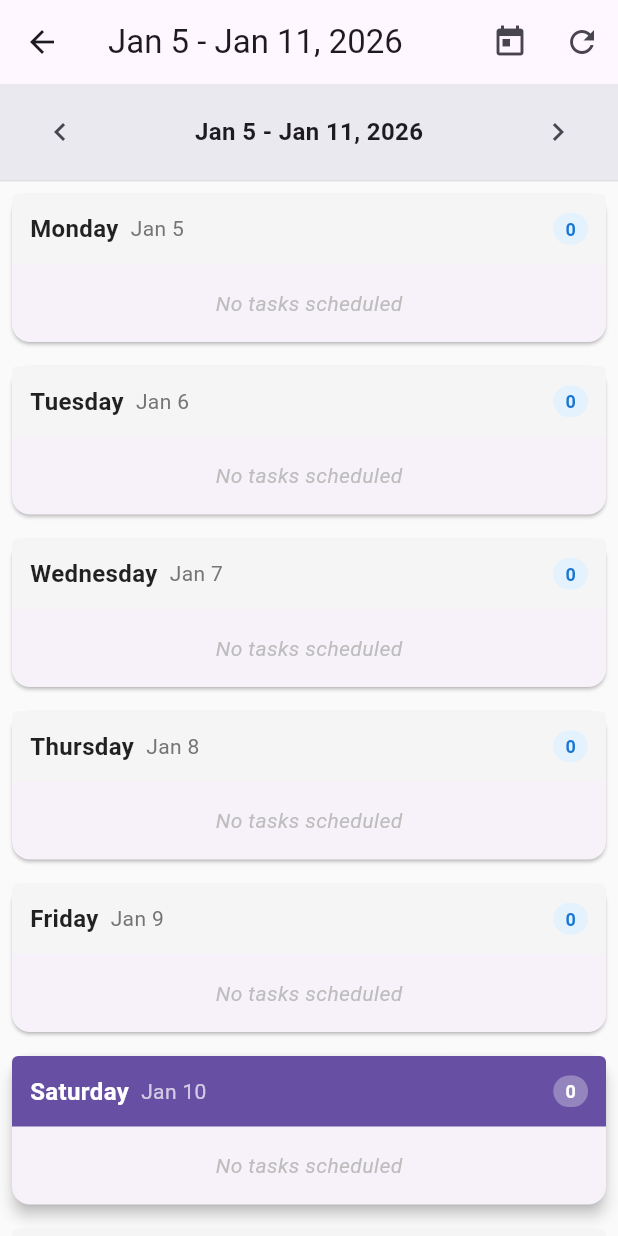
After one commit to 713zhao/aireminder, a Flutter app: the screen it shows after launch, after a tap on the "calendar view week" icon, on a phone screen of 412 x 824 dp. The commit adds this screen. Run offline on Flutter 3.47's test engine with Material 3 defaults, Android fonts, the phone set to English and light mode, and no system bars; our stand-ins replace cloud_firestore, firebase_auth, firebase_core, flutter_local_notifications, flutter_tts, google_mobile_ads and 5 more; missing offline and left inert: dart:html, dart:js_interop; accounts and stored records are empty; network calls fail.

Commit message:
Add weekly calendar view with smart color coding
- Created Outlook-style weekly view with 7-day layout
- Desktop: 7-column grid layout
- Mobile: Scrollable day cards
- Smart task filtering supports recurring tasks (daily, weekly, monthly)
- Color coding: grey for past days, time-based colors for today, blue for future
- Navigation button added to home screen AppBar

```diff
--- a/lib/screens/home.dart
+++ b/lib/screens/home.dart
@@ -8,6 +8,7 @@ import '../services/settings_service.dart';
 import '../services/gemini_service.dart';
 import 'tasks_list.dart';
 import 'settings.dart';
+import 'weekly_view.dart';
 import '../widgets/task_form.dart';
 import '../widgets/date_strip.dart';
 import '../widgets/ad_bar.dart';
@@ -538,8 +539,16 @@ class _HomeScreenState extends State<HomeScreen> {
           ),
           IconButton(
             icon: const Icon(Icons.list),
+            tooltip: 'All Tasks',
             onPressed: () {
               Navigator.of(context).push(MaterialPageRoute(builder: (_) => const TasksListScreen()));
+            },
+          ),
+          IconButton(
+            icon: const Icon(Icons.calendar_view_week),
+            tooltip: 'Weekly View',
+            onPressed: () {
+              Navigator.of(context).push(MaterialPageRoute(builder: (_) => const WeeklyViewScreen()));
             },
           ),
           // Show user info and login button in non-standalone mode
--- /dev/null
+++ b/lib/screens/weekly_view.dart
@@ -0,0 +1,535 @@
+import 'package:flutter/material.dart';
+import 'package:intl/intl.dart';
+import '../data/hive_task_repository.dart';
+import '../models/task.dart';
+import '../screens/task_detail.dart';
+
+class WeeklyViewScreen extends StatefulWidget {
+  const WeeklyViewScreen({super.key});
+
+  @override
+  State<WeeklyViewScreen> createState() => _WeeklyViewScreenState();
+}
+
+class _WeeklyViewScreenState extends State<WeeklyViewScreen> {
+  final _repo = HiveTaskRepository();
+  DateTime _currentWeekStart = DateTime.now();
+  List<Task> _allTasks = [];
+  bool _isLoading = true;
+
+  @override
+  void initState() {
+    super.initState();
+    _currentWeekStart = _getWeekStart(DateTime.now());
+    _loadTasks();
+  }
+
+  DateTime _getWeekStart(DateTime date) {
+    // Get Monday of the week
+    return date.subtract(Duration(days: date.weekday - 1));
+  }
+
+  Future<void> _loadTasks() async {
+    setState(() => _isLoading = true);
+    final tasks = await _repo.list();
+    setState(() {
+      _allTasks = tasks;
+      _isLoading = false;
+    });
+  }
+
+  void _previousWeek() {
+    setState(() {
+      _currentWeekStart = _currentWeekStart.subtract(const Duration(days: 7));
+    });
+  }
+
+  void _nextWeek() {
+    setState(() {
+      _currentWeekStart = _currentWeekStart.add(const Duration(days: 7));
+    });
+  }
+
+  void _goToToday() {
+    setState(() {
+      _currentWeekStart = _getWeekStart(DateTime.now());
+    });
+  }
+
+  List<Task> _getTasksForDay(DateTime day) {
+    final filtered = _allTasks.where((task) {
+      if (task.dueAt == null) return false;
+      return _matchesOnDate(task, day);
+    }).toList();
+
+    filtered.sort((a, b) => _occurrenceForDate(a, day).compareTo(_occurrenceForDate(b, day)));
+    return filtered;
+  }
+
+  bool _matchesOnDate(Task t, DateTime date) {
+    final due = DateTime(t.dueAt!.year, t.dueAt!.month, t.dueAt!.day);
+    final target = DateTime(date.year, date.month, date.day);
+    if (!target.isAfter(due) && !_isSameDay(due, target)) {
+      // target before due date
+      return false;
+    }
+
+    // Check if target date is after recurrence end date
+    if (t.recurrenceEndDate != null) {
+      final endDate = DateTime(t.recurrenceEndDate!.year, t.recurrenceEndDate!.month, t.recurrenceEndDate!.day);
+      if (target.isAfter(endDate)) {
+        return false;
+      }
+    }
+
+    final rec = t.recurrence;
+    if (rec == null || rec.isEmpty) {
+      return _isSameDay(t.dueAt!, date);
+    }
+
+    switch (rec) {
+      case 'daily':
+        return !target.isBefore(due);
+      case 'weekly':
+        // Check if target date is after or on start date
+        if (target.isBefore(due)) {
+          return false;
+        }
+
+        // For weekly tasks with specific weekdays selected
+        if (t.weeklyDays != null && t.weeklyDays!.isNotEmpty) {
+          // Show on any of the selected weekdays
+          return t.weeklyDays!.contains(target.weekday);
+        } else {
+          // Default weekly behavior: only on the original due date's weekday
+          return target.weekday == due.weekday;
+        }
+      case 'monthly':
+        // same day-of-month (best-effort)
+        if (due.day == target.day && !target.isBefore(due)) return true;
+        return false;
+      default:
+        return _isSameDay(t.dueAt!, date);
+    }
+  }
+
+  DateTime _occurrenceForDate(Task t, DateTime date) {
+    // Build occurrence datetime on the target date using time from original dueAt
+    final time = t.dueAt!;
+    return DateTime(date.year, date.month, date.day, time.hour, time.minute, time.second, time.millisecond, time.microsecond);
+  }
+
+  bool _isSameDay(DateTime a, DateTime b) {
+    return a.year == b.year && a.month == b.month && a.day == b.day;
+  }
+
+  Color _getTaskColor(Task task, DateTime taskDate) {
+    if (task.dueAt == null) return Colors.grey;
+
+    final now = DateTime.now();
+    final today = DateTime(now.year, now.month, now.day);
+    final taskDay = DateTime(taskDate.year, taskDate.month, taskDate.day);
+
+    // Past days: always grey
+    if (taskDay.isBefore(today)) {
+      return Colors.grey.shade300;
+    }
+
+    // Today: compare time only
+    if (_isSameDay(taskDay, today)) {
+      final taskTime = TimeOfDay.fromDateTime(task.dueAt!);
+      final nowTime = TimeOfDay.fromDateTime(now);
+
+      final taskMinutes = taskTime.hour * 60 + taskTime.minute;
+      final nowMinutes = nowTime.hour * 60 + nowTime.minute;
+      final diffMinutes = taskMinutes - nowMinutes;
+
+      if (diffMinutes < 0) {
+        return Colors.red.shade300; // Time passed
+      } else if (diffMinutes < 120) {
+        return Colors.orange.shade300; // Due within 2 hours
+      } else {
+        return Colors.blue.shade200; // Normal
+      }
+    }
+
+    // Future dates: always blue
+    return Colors.blue.shade200;
+  }
+
+  @override
+  Widget build(BuildContext context) {
+    return Scaffold(
+      appBar: AppBar(
+        title: Text(_getWeekRangeText()),
+        actions: [
+          IconButton(
+            icon: const Icon(Icons.today),
+            tooltip: 'Go to today',
+            onPressed: _goToToday,
+          ),
+          IconButton(
+            icon: const Icon(Icons.refresh),
+            tooltip: 'Refresh',
+            onPressed: _loadTasks,
+          ),
+        ],
+      ),
+      body: Column(
+        children: [
+          // Week navigation
+          Container(
+            padding: const EdgeInsets.symmetric(vertical: 8, horizontal: 16),
+            decoration: BoxDecoration(
+              color: Theme.of(context).primaryColor.withOpacity(0.1),
+              border: Border(
+                bottom: BorderSide(color: Colors.grey.shade300),
+              ),
+            ),
+            child: Row(
+              mainAxisAlignment: MainAxisAlignment.spaceBetween,
+              children: [
+                IconButton(
+                  icon: const Icon(Icons.chevron_left),
+                  onPressed: _previousWeek,
+                ),
+                Text(
+                  _getWeekRangeText(),
+                  style: const TextStyle(
+                    fontSize: 16,
+                    fontWeight: FontWeight.bold,
+                  ),
+                ),
+                IconButton(
+                  icon: const Icon(Icons.chevron_right),
+                  onPressed: _nextWeek,
+                ),
+              ],
+            ),
+          ),
+
+          // Week view grid
+          Expanded(
+            child: _isLoading
+                ? const Center(child: CircularProgressIndicator())
+                : _buildWeekGrid(),
+          ),
+        ],
+      ),
+    );
+  }
+
+  String _getWeekRangeText() {
+    final weekEnd = _currentWeekStart.add(const Duration(days: 6));
+    final startFormat = DateFormat('MMM d');
+    final endFormat = DateFormat('MMM d, yyyy');
+    return '${startFormat.format(_currentWeekStart)} - ${endFormat.format(weekEnd)}';
+  }
+
+  Widget _buildWeekGrid() {
+    return LayoutBuilder(
+      builder: (context, constraints) {
+        final isWideScreen = constraints.maxWidth > 800;
+
+        if (isWideScreen) {
+          // Desktop/tablet layout - 7 columns side by side
+          return _buildDesktopLayout();
+        } else {
+          // Mobile layout - scrollable list
+          return _buildMobileLayout();
+        }
+      },
+    );
+  }
+
+  Widget _buildDesktopLayout() {
+    return Row(
+      crossAxisAlignment: CrossAxisAlignment.start,
+      children: List.generate(7, (index) {
+        final day = _currentWeekStart.add(Duration(days: index));
+        return Expanded(
+          child: _buildDayColumn(day),
+        );
+      }),
+    );
+  }
+
+  Widget _buildMobileLayout() {
+    return ListView.builder(
+      itemCount: 7,
+      itemBuilder: (context, index) {
+        final day = _currentWeekStart.add(Duration(days: index));
+        return _buildDaySection(day);
+      },
+    );
+  }
+
+  Widget _buildDayColumn(DateTime day) {
+    final tasks = _getTasksForDay(day);
+    final isToday = _isToday(day);
+
+    return Container(
+      decoration: BoxDecoration(
+        border: Border(
+          right: BorderSide(color: Colors.grey.shade300, width: 1),
+        ),
+      ),
+      child: Column(
+        crossAxisAlignment: CrossAxisAlignment.stretch,
+        children: [
+          // Day header
+          Container(
+            padding: const EdgeInsets.symmetric(vertical: 12),
+            decoration: BoxDecoration(
+              color: isToday
+                  ? Theme.of(context).primaryColor
+                  : Colors.grey.shade100,
+              border: Border(
+                bottom: BorderSide(color: Colors.grey.shade300),
+              ),
+            ),
+            child: Column(
+              children: [
+                Text(
+                  DateFormat('E').format(day),
+                  style: TextStyle(
+                    fontSize: 12,
+                    fontWeight: FontWeight.bold,
+                    color: isToday ? Colors.white : Colors.black87,
+                  ),
+                ),
+                const SizedBox(height: 4),
+                Text(
+                  DateFormat('d').format(day),
+                  style: TextStyle(
+                    fontSize: 18,
+                    fontWeight: FontWeight.bold,
+                    color: isToday ? Colors.white : Colors.black87,
+                  ),
+                ),
+              ],
+            ),
+          ),
+
+          // Tasks list
+          Expanded(
+            child: tasks.isEmpty
+                ? Center(
+                    child: Padding(
+                      padding: const EdgeInsets.all(8.0),
+                      child: Text(
+                        'No tasks',
+                        style: TextStyle(
+                          color: Colors.grey.shade400,
+                          fontSize: 12,
+                        ),
+                      ),
+                    ),
+                  )
+                : ListView.builder(
+                    padding: const EdgeInsets.symmetric(vertical: 4),
+                    itemCount: tasks.length,
+                    itemBuilder: (context, index) {
+                      return _buildTaskCard(tasks[index], day, compact: true);
+                    },
+                  ),
+          ),
+        ],
+      ),
+    );
+  }
+
+  Widget _buildDaySection(DateTime day) {
+    final tasks = _getTasksForDay(day);
+    final isToday = _isToday(day);
+
+    return Card(
+      margin: const EdgeInsets.all(8),
+      elevation: isToday ? 4 : 1,
+      child: Column(
+        crossAxisAlignment: CrossAxisAlignment.start,
+        children: [
+          // Day header
+          Container(
+            padding: const EdgeInsets.all(12),
+            decoration: BoxDecoration(
+              color: isToday
+                  ? Theme.of(context).primaryColor
+                  : Colors.grey.shade100,
+              borderRadius: const BorderRadius.only(
+                topLeft: Radius.circular(4),
+                topRight: Radius.circular(4),
+              ),
+            ),
+            child: Row(
+              children: [
+                Text(
+                  DateFormat('EEEE').format(day),
+                  style: TextStyle(
+                    fontSize: 16,
+                    fontWeight: FontWeight.bold,
+                    color: isToday ? Colors.white : Colors.black87,
+                  ),
+                ),
+                const SizedBox(width: 8),
+                Text(
+                  DateFormat('MMM d').format(day),
+                  style: TextStyle(
+                    fontSize: 14,
+                    color: isToday ? Colors.white70 : Colors.grey.shade600,
+                  ),
+                ),
+                const Spacer(),
+                Container(
+                  padding: const EdgeInsets.symmetric(horizontal: 8, vertical: 2),
+                  decoration: BoxDecoration(
+                    color: isToday
+                        ? Colors.white.withOpacity(0.3)
+                        : Colors.blue.shade50,
+                    borderRadius: BorderRadius.circular(12),
+                  ),
+                  child: Text(
+                    '${tasks.length}',
+                    style: TextStyle(
+                      fontSize: 12,
+                      fontWeight: FontWeight.bold,
+                      color: isToday ? Colors.white : Colors.blue.shade700,
+                    ),
+                  ),
+                ),
+              ],
+            ),
+          ),
+
+          // Tasks list
+          if (tasks.isEmpty)
+            Padding(
+              padding: const EdgeInsets.all(16.0),
+              child: Center(
+                child: Text(
+                  'No tasks scheduled',
+                  style: TextStyle(
+                    color: Colors.grey.shade400,
+                    fontStyle: FontStyle.italic,
+                  ),
+                ),
+              ),
+            )
+          else
+            ListView.separated(
+              shrinkWrap: true,
+              physics: const NeverScrollableScrollPhysics(),
+              padding: const EdgeInsets.all(8),
+              itemCount: tasks.length,
+              separatorBuilder: (context, index) => const Divider(height: 8),
+              itemBuilder: (context, index) {
+                return _buildTaskCard(tasks[index], day, compact: false);
+              },
+            ),
+        ],
+      ),
+    );
+  }
+
+  Widget _buildTaskCard(Task task, DateTime taskDate, {required bool compact}) {
+    final timeText = task.dueAt != null
+        ? DateFormat('h:mm a').format(task.dueAt!.toLocal())
+        : '';
+
+    return InkWell(
+      onTap: () async {
+        await Navigator.of(context).push(
+          MaterialPageRoute(
+            builder: (_) => TaskDetailScreen(taskId: task.id),
+          ),
+        );
+        _loadTasks(); // Refresh after viewing details
+      },
+      child: Container(
+        margin: compact
+            ? const EdgeInsets.symmetric(horizontal: 4, vertical: 2)
+            : EdgeInsets.zero,
+        padding: const EdgeInsets.all(8),
+        decoration: BoxDecoration(
+          color: _getTaskColor(task, taskDate),
+          borderRadius: BorderRadius.circular(4),
+          border: Border.all(
+            color: Colors.grey.shade300,
+            width: 0.5,
+          ),
+        ),
+        child: Column(
+          crossAxisAlignment: CrossAxisAlignment.start,
+          mainAxisSize: MainAxisSize.min,
+          children: [
+            // Time
+            if (timeText.isNotEmpty)
+              Text(
+                timeText,
+                style: TextStyle(
+                  fontSize: compact ? 10 : 12,
+                  fontWeight: FontWeight.bold,
+                  color: Colors.black87,
+                ),
+              ),
+            const SizedBox(height: 2),
+
+            // Title
+            Text(
+              task.title,
+              style: TextStyle(
+                fontSize: compact ? 11 : 14,
+                fontWeight: FontWeight.w500,
+                color: Colors.black87,
+              ),
+              maxLines: compact ? 2 : 3,
+              overflow: TextOverflow.ellipsis,
+            ),
+
+            // Notes preview (non-compact only)
+            if (!compact && task.notes != null && task.notes!.isNotEmpty) ...[
+              const SizedBox(height: 4),
+              Text(
+                task.notes!,
+                style: TextStyle(
+                  fontSize: 12,
+                  color: Colors.grey.shade700,
+                ),
+                maxLines: 2,
+                overflow: TextOverflow.ellipsis,
+              ),
+            ],
+
+            // Recurrence indicator
+            if (task.recurrence != null && task.recurrence!.isNotEmpty)
+              Padding(
+                padding: const EdgeInsets.only(top: 4),
+                child: Row(
+                  children: [
+                    Icon(
+                      Icons.repeat,
+                      size: compact ? 10 : 12,
+                      color: Colors.grey.shade600,
+                    ),
+                    const SizedBox(width: 2),
+                    Text(
+                      task.recurrence!,
+                      style: TextStyle(
+                        fontSize: compact ? 9 : 11,
+                        color: Colors.grey.shade600,
+                      ),
+                    ),
+                  ],
+                ),
+              ),
+          ],
+        ),
+      ),
+    );
+  }
+
+  bool _isToday(DateTime date) {
+    final now = DateTime.now();
+    return _isSameDay(date, now);
+  }
+}
```
Also changed, not shown: pubspec.lock.
